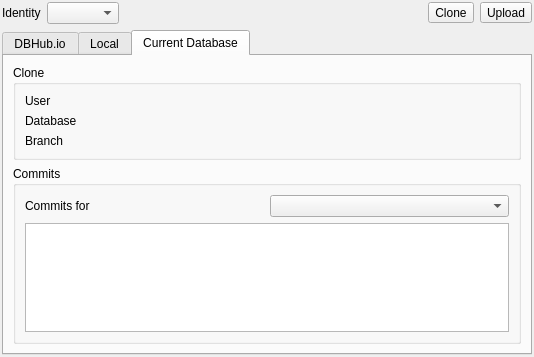
Old version of the form src/RemoteDock.ui in the repository sqlitebrowser/sqlitebrowser.
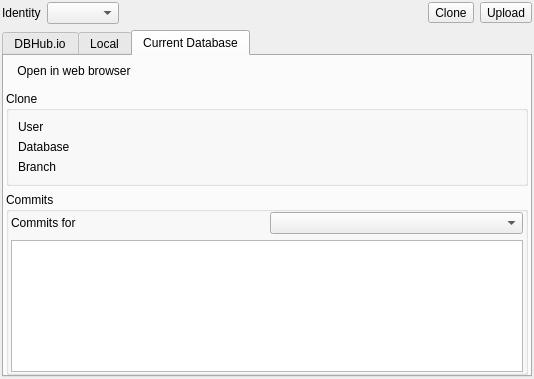
New version of the form. The open tabs and pages were chosen to show the change. Icons and pictures are not drawn.

Commit message:
dbhub: Add link to webUI page of currently opened database
Add a toolbar to the Current Database tab of the Remote dock with one
button for now. This button opens the web page of the currently opened
database in the browser.

Also reduce the margins in the Remote dock a bit.

Diff of the .ui file:
```diff
--- a/src/RemoteDock.ui
+++ b/src/RemoteDock.ui
@@ -7,7 +7,7 @@
     <x>0</x>
     <y>0</y>
     <width>534</width>
-    <height>357</height>
+    <height>379</height>
    </rect>
   </property>
   <property name="windowTitle">
@@ -151,6 +151,29 @@
            <string>Current Database</string>
           </attribute>
           <layout class="QVBoxLayout" name="verticalLayout_7">
+           <property name="leftMargin">
+            <number>2</number>
+           </property>
+           <property name="topMargin">
+            <number>0</number>
+           </property>
+           <property name="rightMargin">
+            <number>2</number>
+           </property>
+           <property name="bottomMargin">
+            <number>0</number>
+           </property>
+           <item>
+            <widget class="QToolBar" name="toolBar">
+             <property name="movable">
+              <bool>false</bool>
+             </property>
+             <property name="floatable">
+              <bool>false</bool>
+             </property>
+             <addaction name="actionDatabaseOpenBrowser"/>
+            </widget>
+           </item>
            <item>
             <widget class="QGroupBox" name="groupBox">
              <property name="title">
@@ -217,6 +240,18 @@
               <string>Commits</string>
              </property>
              <layout class="QVBoxLayout" name="verticalLayout_6">
+              <property name="leftMargin">
+               <number>2</number>
+              </property>
+              <property name="topMargin">
+               <number>0</number>
+              </property>
+              <property name="rightMargin">
+               <number>2</number>
+              </property>
+              <property name="bottomMargin">
+               <number>0</number>
+              </property>
               <item>
                <layout class="QHBoxLayout" name="horizontalLayout_4">
                 <item>
@@ -354,6 +389,18 @@
     <string>Delete the local clone of this database</string>
    </property>
   </action>
+  <action name="actionDatabaseOpenBrowser">
+   <property name="icon">
+    <iconset resource="icons/icons.qrc">
+     <normaloff>:/icons/browser_open</normaloff>:/icons/browser_open</iconset>
+   </property>
+   <property name="text">
+    <string>Open in web browser</string>
+   </property>
+   <property name="toolTip">
+    <string>Open the web page for the current database in your browser</string>
+   </property>
+  </action>
  </widget>
  <tabstops>
   <tabstop>comboUser</tabstop>
```
Left out of the diff: 41 changed lines with no effect on the pictures. The commit also changes 4 other files.
